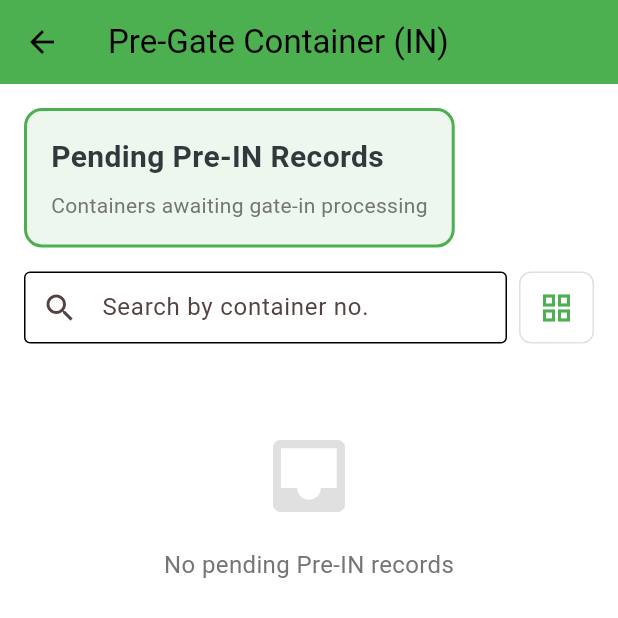
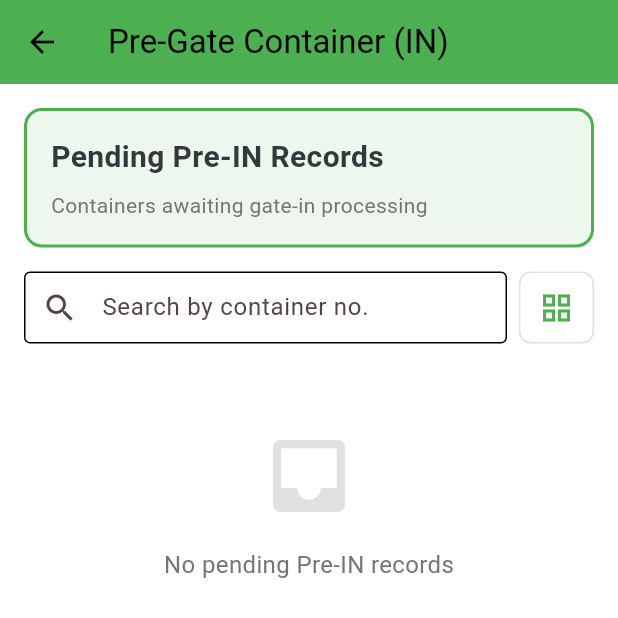
Before and after one commit to sh3ki/TBS-mobile, a Flutter app: the PreInScreen screen opened directly, on a phone screen of 412 x 824 dp, the top half of it. Run offline on Flutter 3.47's test engine with Material 3 defaults, Android fonts, the phone set to English and light mode, and no system bars; our stand-ins replace camera, dio, flutter_secure_storage, image_picker, shared_preferences; accounts and stored records are empty.

Commit message:
Update lib/screens/pre_in_screen.dart

```diff
--- a/lib/screens/pre_in_screen.dart
+++ b/lib/screens/pre_in_screen.dart
@@ -6,6 +6,7 @@ import 'package:provider/provider.dart';
 import '../providers/auth_provider.dart';
 import '../providers/gate_provider.dart';
 import '../utils/error_handler.dart';
+import '../utils/duration_formatter.dart';
 import 'process_screen.dart';
 
 class PreInScreen extends StatefulWidget {
@@ -98,6 +99,7 @@ class _PreInScreenState extends State<PreInScreen> {
               crossAxisAlignment: CrossAxisAlignment.start,
               children: [
                 Container(
+                  width: double.infinity,
                   padding: const EdgeInsets.all(16),
                 decoration: BoxDecoration(
                   color: const Color(0xFF4CAF50).withOpacity(0.1),
@@ -174,10 +176,12 @@ class _PreInScreenState extends State<PreInScreen> {
                 children: [
                   const SizedBox(height: 8),
                   if (gate.isLoading)
-                    const Center(
+                    Center(
                       child: Padding(
-                        padding: EdgeInsets.symmetric(vertical: 32),
-                        child: CircularProgressIndicator(),
+                        padding: const EdgeInsets.symmetric(vertical: 32),
+                        child: CircularProgressIndicator(
+                          color: const Color(0xFF4CAF50),
+                        ),
                       ),
                     )
                   else if (filteredRecords.isEmpty)
@@ -328,7 +332,7 @@ class _PreInScreenState extends State<PreInScreen> {
                                 ),
                               ),
                               Text(
-                                '${r.runtime ?? 0} minutes',
+                                formatRuntimeMinutes(r.runtime),
                                 style: const TextStyle(
                                   fontSize: 14,
                                   fontWeight: FontWeight.bold,
```
Lines whose indentation alone changed are shown as unchanged.
